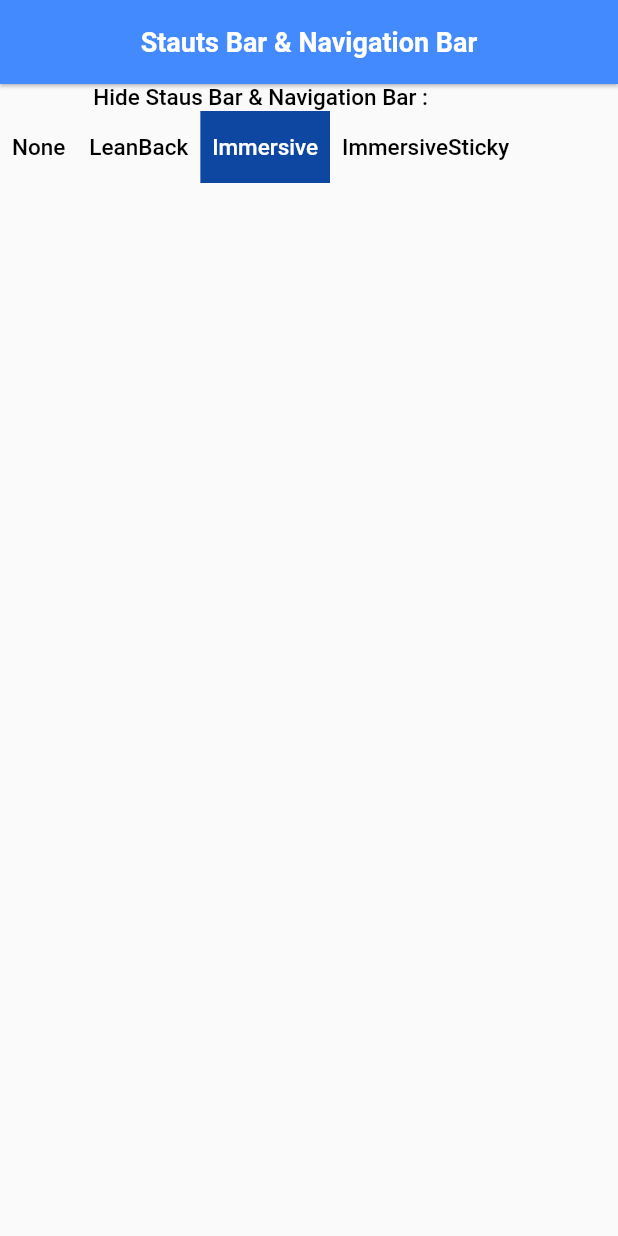
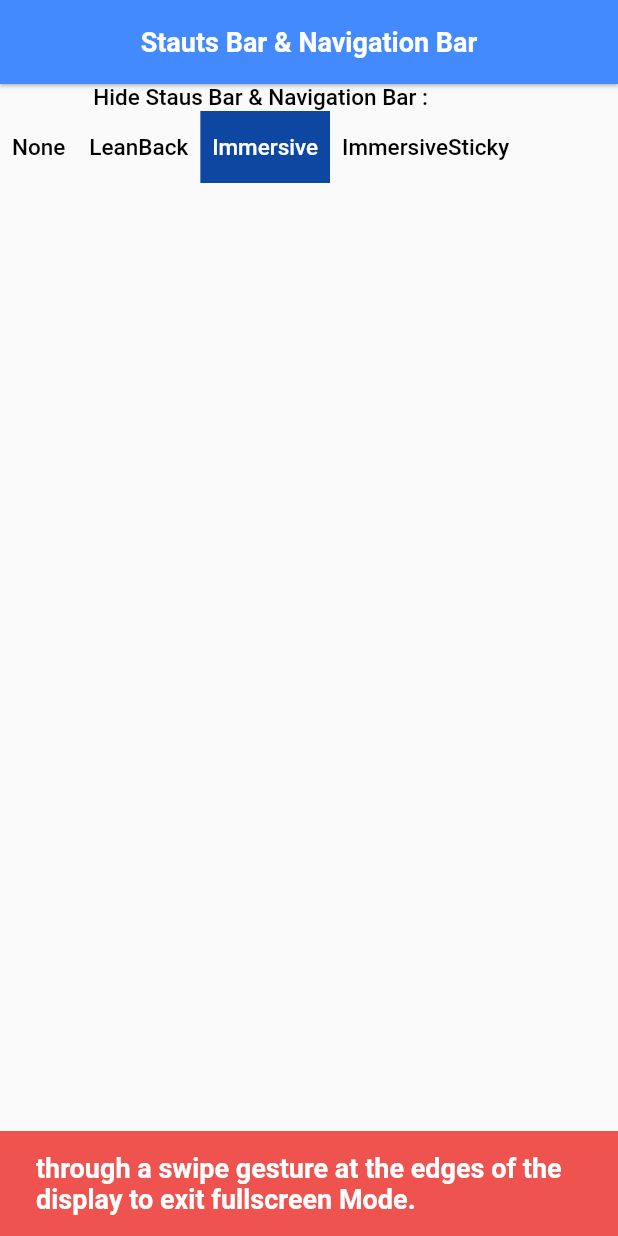
Before and after one commit to Arna98/StatusBar-NavigationBar, a Flutter app: the screen it shows after launch, after a tap on "Immersive", on a phone screen of 412 x 824 dp. Run offline on Flutter 3.47's test engine with Material 2 defaults, Android fonts, the light colour scheme and no system bars; Roboto replaces fonts that are missing (pobbins).

Commit message:
Write SnakeBar Method and add to Toggle Button

```diff
--- a/lib/main.dart
+++ b/lib/main.dart
@@ -75,16 +75,23 @@ class _HomeState extends State<Home> {
                 case 0:
                   SystemChrome.setEnabledSystemUIMode(SystemUiMode.manual,
                       overlays: [SystemUiOverlay.top, SystemUiOverlay.bottom]);
+                  _showSnakeBar(context, "exited FullScreen Mode.");
                   break;
                 case 1:
                   SystemChrome.setEnabledSystemUIMode(SystemUiMode.leanBack);
+                  _showSnakeBar(context,
+                      "tapping anywhere on the display to exit fullscreen Mode.");
                   break;
                 case 2:
                   SystemChrome.setEnabledSystemUIMode(SystemUiMode.immersive);
+                  _showSnakeBar(context,
+                      "through a swipe gesture at the edges of the display to exit fullscreen Mode.");
                   break;
                 case 3:
                   SystemChrome.setEnabledSystemUIMode(
                       SystemUiMode.immersiveSticky);
+                  _showSnakeBar(context,
+                      "through a swipe gesture at the edges of the display to exit fullscreen Mode.");
                   break;
               }
             },
@@ -122,7 +129,15 @@ class _HomeState extends State<Home> {
                         fontWeight: FontWeight.w500)),
               ),
             ]),
+
       ]),
     );
   }
 }
+
+_showSnakeBar(BuildContext context, String message) {
+  ScaffoldMessenger.of(context).showSnackBar(SnackBar(
+    content: Text(message, style: Theme.of(context).textTheme.headline1),
+    backgroundColor: Colors.red.shade400,
+  ));
+}
```
